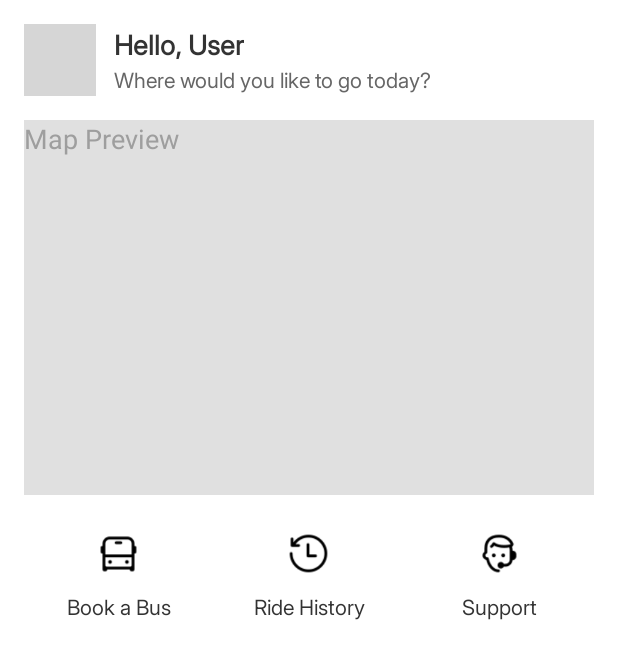
After one commit to RyanSilva2004/Byft, an Android app: the layout activity_home.xml on its own in the app's theme, with its tools: preview values and no code run, on a phone screen of 412 x 824 dp. The commit adds this screen. Shown: the top 659 px of the screen. Run offline under Robolectric (Android 15) with nearby library versions, the phone set to English and light mode, and no system bars; grey boxes are pictures that could not be loaded.

Commit message:
Implementing Basic Home Layout (Need To Complete)

```diff
--- a/app/src/main/AndroidManifest.xml
+++ b/app/src/main/AndroidManifest.xml
@@ -32,6 +32,7 @@
 
         <activity android:name=".SignupActivity" android:exported="true"/>
         <activity android:name=".SigninActivity" android:exported="true"/>
+        <activity android:name=".HomeActivity" android:exported="true"/>
 
     </application>
 
--- /dev/null
+++ b/app/src/main/java/com/byft/HomeActivity.java
@@ -0,0 +1,6 @@
+package com.byft;
+
+public class HomeActivity
+{
+
+}
--- a/app/src/main/java/com/byft/SignupActivity.java
+++ b/app/src/main/java/com/byft/SignupActivity.java
@@ -13,6 +13,7 @@ import android.view.View;
 import android.widget.Button;
 import android.widget.EditText;
 import android.widget.ImageView;
+import android.widget.TextView;
 import android.widget.Toast;
 import androidx.annotation.Nullable;
 import androidx.appcompat.app.AlertDialog;
@@ -33,6 +34,7 @@ public class SignupActivity extends AppCompatActivity {
     private Button registerButton;
     private ImageView uploadIcon, profileImage;
     private DatabaseHelper databaseHelper;
+    private TextView signInText;
 
     @Override
     protected void onCreate(Bundle savedInstanceState) {
@@ -48,6 +50,7 @@ public class SignupActivity extends AppCompatActivity {
         registerButton = findViewById(R.id.registerButton);
         profileImage = findViewById(R.id.profileImage);
         uploadIcon = findViewById(R.id.uploadIcon);
+        signInText = findViewById(R.id.signInText);
 
         // Initialize database helper
         databaseHelper = new DatabaseHelper(this);
@@ -69,6 +72,15 @@ public class SignupActivity extends AppCompatActivity {
             @Override
             public void onClick(View v) {
                 registerUser();
+            }
+        });
+
+        // Sign In text click listener to redirect to Sign In Activity
+        signInText.setOnClickListener(new View.OnClickListener() {
+            @Override
+            public void onClick(View v) {
+                //back to sign in activity
+                finish();
             }
         });
     }
--- /dev/null
+++ b/app/src/main/res/layout/activity_home.xml
@@ -0,0 +1,173 @@
+<?xml version="1.0" encoding="utf-8"?>
+<RelativeLayout xmlns:android="http://schemas.android.com/apk/res/android"
+    android:layout_width="match_parent"
+    android:layout_height="match_parent"
+    android:background="#FFFFFF"
+    android:padding="16dp">
+
+    <!-- Profile Header -->
+    <LinearLayout
+        android:id="@+id/profile_header"
+        android:layout_width="match_parent"
+        android:layout_height="wrap_content"
+        android:orientation="horizontal"
+        android:gravity="center_vertical">
+
+        <ImageView
+            android:id="@+id/profile_image"
+            android:layout_width="48dp"
+            android:layout_height="48dp"
+            android:src="@drawable/ic_profile_placeholder"
+            android:background="@drawable/circle_background"
+            android:scaleType="centerCrop"
+            android:contentDescription="Profile Image" />
+
+        <LinearLayout
+            android:layout_width="wrap_content"
+            android:layout_height="wrap_content"
+            android:orientation="vertical"
+            android:layout_marginStart="12dp">
+
+            <TextView
+                android:id="@+id/user_name"
+                android:layout_width="wrap_content"
+                android:layout_height="wrap_content"
+                android:text="Hello, User"
+                android:fontFamily="@font/inter"
+                android:textSize="18sp"
+                android:textColor="#333333"
+                android:textStyle="bold" />
+
+            <TextView
+                android:id="@+id/welcome_message"
+                android:layout_width="wrap_content"
+                android:layout_height="wrap_content"
+                android:text="Where would you like to go today?"
+                android:fontFamily="@font/inter"
+                android:textSize="14sp"
+                android:textColor="#666666" />
+        </LinearLayout>
+    </LinearLayout>
+
+    <!-- Map Preview Area (Placeholder) -->
+    <FrameLayout
+        android:id="@+id/map_preview"
+        android:layout_width="match_parent"
+        android:layout_height="250dp"
+        android:layout_below="@id/profile_header"
+        android:layout_marginTop="16dp"
+        android:background="#E0E0E0"
+        android:gravity="center">
+
+        <TextView
+            android:layout_width="wrap_content"
+            android:layout_height="wrap_content"
+            android:text="Map Preview"
+            android:textSize="18sp"
+            android:textColor="#9E9E9E"
+            android:gravity="center" />
+    </FrameLayout>
+
+    <!-- Quick Navigation Buttons -->
+    <LinearLayout
+        android:id="@+id/quick_navigation"
+        android:layout_width="match_parent"
+        android:layout_height="wrap_content"
+        android:layout_below="@id/map_preview"
+        android:layout_marginTop="16dp"
+        android:orientation="horizontal"
+        android:weightSum="3">
+
+        <!-- Book a Ride Button -->
+        <LinearLayout
+            android:id="@+id/book_ride_button"
+            android:layout_width="0dp"
+            android:layout_height="wrap_content"
+            android:layout_weight="1"
+            android:orientation="vertical"
+            android:gravity="center"
+            android:padding="8dp">
+
+            <ImageView
+                android:layout_width="30dp"
+                android:layout_height="30dp"
+                android:src="@drawable/bus"
+                android:contentDescription="Book a Ride Icon"
+                />
+
+            <View
+                android:layout_width="match_parent"
+                android:layout_height="10dp" />
+
+            <TextView
+                android:layout_width="wrap_content"
+                android:layout_height="wrap_content"
+                android:text="Book a Bus"
+                android:fontFamily="@font/inter"
+                android:textSize="14sp"
+                android:textColor="#333333"
+                android:gravity="center" />
+        </LinearLayout>
+
+        <!-- Ride History Button -->
+        <LinearLayout
+            android:id="@+id/ride_history_button"
+            android:layout_width="0dp"
+            android:layout_height="wrap_content"
+            android:layout_weight="1"
+            android:orientation="vertical"
+            android:gravity="center"
+            android:padding="8dp">
+
+            <ImageView
+                android:layout_width="30dp"
+                android:layout_height="30dp"
+                android:src="@drawable/history"
+                android:contentDescription="Ride History Icon" />
+
+            <View
+                android:layout_width="match_parent"
+                android:layout_height="10dp" />
+
+            <TextView
+                android:layout_width="wrap_content"
+                android:layout_height="wrap_content"
+                android:text="Ride History"
+                android:fontFamily="@font/inter"
+                android:textSize="14sp"
+                android:textColor="#333333"
+                android:gravity="center" />
+        </LinearLayout>
+
+        <!-- Support Button -->
+        <LinearLayout
+            android:id="@+id/support_button"
+            android:layout_width="0dp"
+            android:layout_height="wrap_content"
+            android:layout_weight="1"
+            android:orientation="vertical"
+            android:gravity="center"
+            android:padding="8dp">
+
+            <ImageView
+                android:layout_width="30dp"
+                android:layout_height="30dp"
+                android:src="@drawable/support"
+                android:contentDescription="Support Icon" />
+
+            <View
+                android:layout_width="match_parent"
+                android:layout_height="10dp" />
+
+            <TextView
+                android:layout_width="wrap_content"
+                android:layout_height="wrap_content"
+                android:text="Support"
+                android:fontFamily="@font/inter"
+                android:textSize="14sp"
+                android:textColor="#333333"
+                android:gravity="center" />
+        </LinearLayout>
+    </LinearLayout>
+
+</RelativeLayout>
```
Also changed, not shown: app/src/main/res/drawable/bus.png (added), app/src/main/res/drawable/history.png (added), app/src/main/res/drawable/support.png (added).
